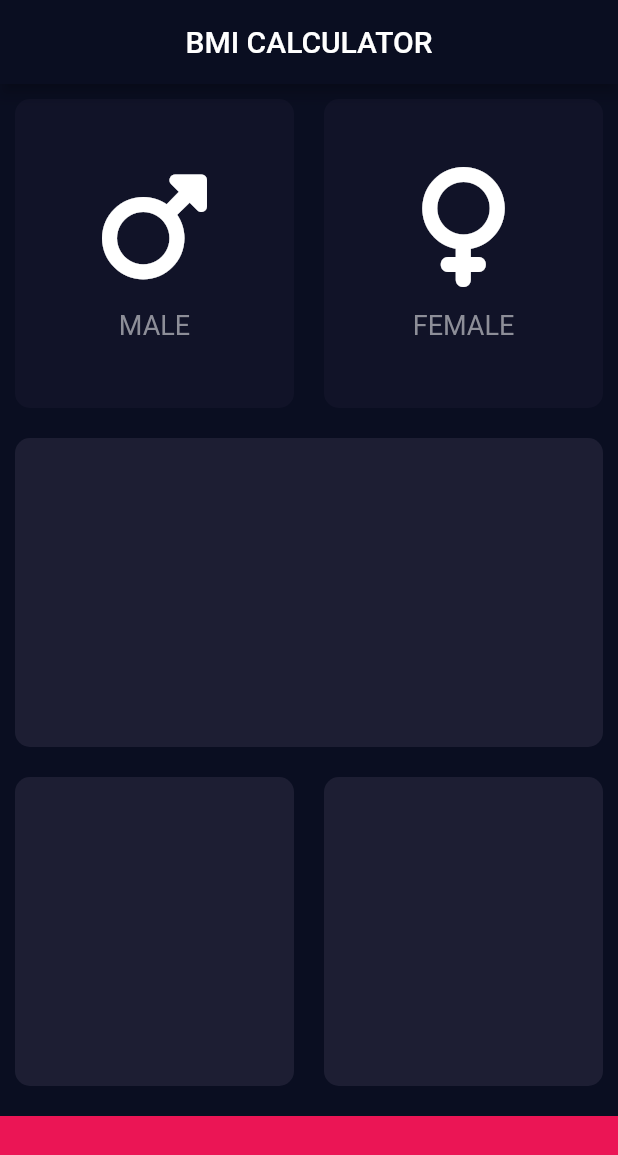
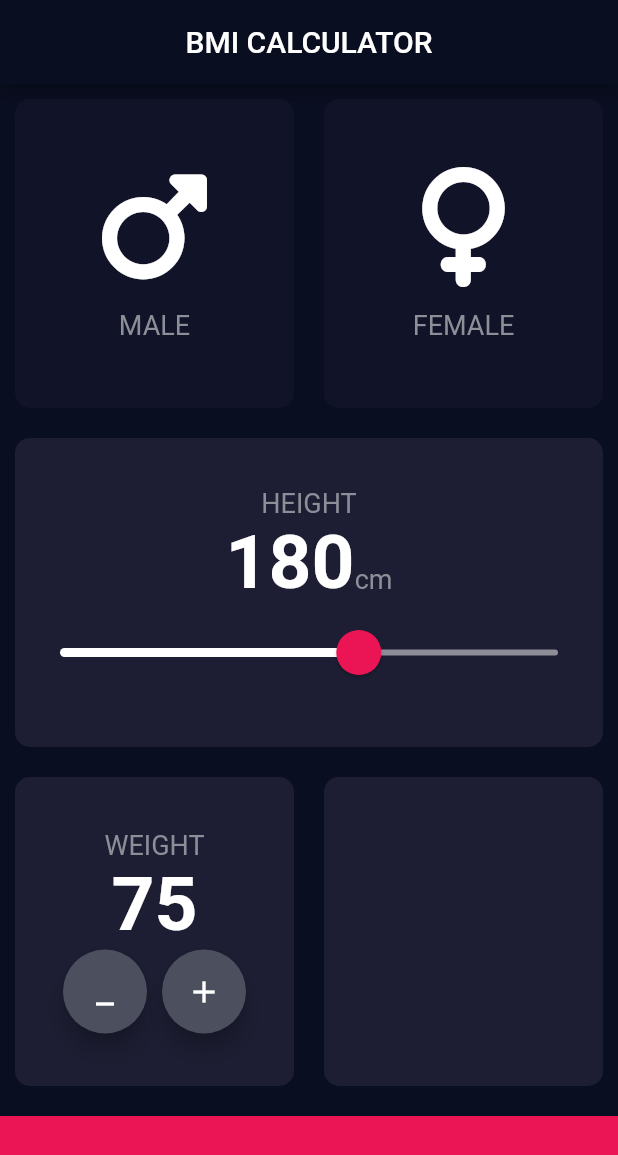
Before and after one commit to UlugbekYarkinov/bmi_calculator, a Flutter app: the screen it shows after launch, on a phone screen of 412 x 824 dp. Shown: the top 1155 px of the screen. Run offline on Flutter 3.47's test engine with Material 2 defaults, Android fonts, the phone set to English and light mode, and no system bars; our stand-ins replace font_awesome_flutter.

Commit message:
slider and weight card added

```diff
--- a/lib/constants.dart
+++ b/lib/constants.dart
@@ -9,3 +9,8 @@ const TextStyle labelTextStyle = TextStyle(
   fontSize: 18.0,
   color: Color(0xFF8D8E98),
 );
+
+const TextStyle numberTextStyle = TextStyle(
+  fontSize: 50.0,
+  fontWeight: FontWeight.bold,
+);
--- a/lib/input_page.dart
+++ b/lib/input_page.dart
@@ -16,6 +16,8 @@ class InputPage extends StatefulWidget {
 
 class _InputPageState extends State<InputPage> {
   Gender? selectedGender;
+  int height = 180;
+  int weight = 75;
 
   @override
   Widget build(BuildContext context) {
@@ -26,6 +28,7 @@ class _InputPageState extends State<InputPage> {
         ),
       ),
       body: Column(
+        crossAxisAlignment: CrossAxisAlignment.stretch,
         children: [
           Expanded(
             child: Row(
@@ -59,11 +62,100 @@ class _InputPageState extends State<InputPage> {
               ],
             ),
           ),
-          Expanded(child: ReusableCard(color: activeCardColor)),
+          Expanded(
+            child: ReusableCard(
+              color: activeCardColor,
+              cardChild: Column(
+                mainAxisAlignment: MainAxisAlignment.center,
+                children: [
+                  const Text(
+                    'HEIGHT',
+                    style: labelTextStyle,
+                  ),
+                  Row(
+                    mainAxisAlignment: MainAxisAlignment.center,
+                    crossAxisAlignment: CrossAxisAlignment.baseline,
+                    textBaseline: TextBaseline.alphabetic,
+                    children: [
+                      Text(
+                        height.toString(),
+                        style: numberTextStyle,
+                      ),
+                      const Text(
+                        'cm',
+                        style: labelTextStyle,
+                      ),
+                    ],
+                  ),
+                  SliderTheme(
+                    data: const SliderThemeData(
+                      thumbShape: RoundSliderThumbShape(enabledThumbRadius: 15.0),
+                      overlayShape: RoundSliderOverlayShape(overlayRadius: 30.0),
+                      thumbColor: Color(0xFFEB1555),
+                      overlayColor: Color(0x29EB1555),
+                      activeTrackColor: Colors.white,
+                      inactiveTrackColor: Color(0xFF8D8E98),
+                    ),
+                    child: Slider(
+                      value: height.toDouble(),
+                      min: 120.0,
+                      max: 220.0,
+                      onChanged: (double newValue) {
+                        setState(() {
+                          height = newValue.toInt();
+                        });
+                      },
+                    ),
+                  ),
+                ],
+              ),
+            ),
+          ),
           Expanded(
             child: Row(
               children: [
-                Expanded(child: ReusableCard(color: activeCardColor)),
+                Expanded(
+                  child: ReusableCard(
+                    color: activeCardColor,
+                    cardChild: Column(
+                      mainAxisAlignment: MainAxisAlignment.center,
+                      children: [
+                        const Text(
+                          'WEIGHT',
+                          style: labelTextStyle,
+                        ),
+                        Text(
+                          weight.toString(),
+                          style: numberTextStyle,
+                        ),
+                        Row(
+                          mainAxisAlignment: MainAxisAlignment.center,
+                          children: [
+                            FloatingActionButton(
+                              onPressed: (){},
+                              backgroundColor: const Color(0xFF4C4F5E),
+                              child: const Icon(
+                                Icons.minimize,
+                                color: Colors.white,
+                              ),
+                            ),
+                            const SizedBox(
+                              width: 10.0,
+                            ),
+                            FloatingActionButton(
+                              onPressed: (){},
+                              backgroundColor: const Color(0xFF4C4F5E),
+                              child: const Icon(
+                                Icons.add,
+                                color: Colors.white,
+                              ),
+                            ),
+                          ],
+                        ),
+                      ],
+                    ),
+                  ),
+                ),
                 Expanded(child: ReusableCard(color: activeCardColor))
               ],
             ),
```
